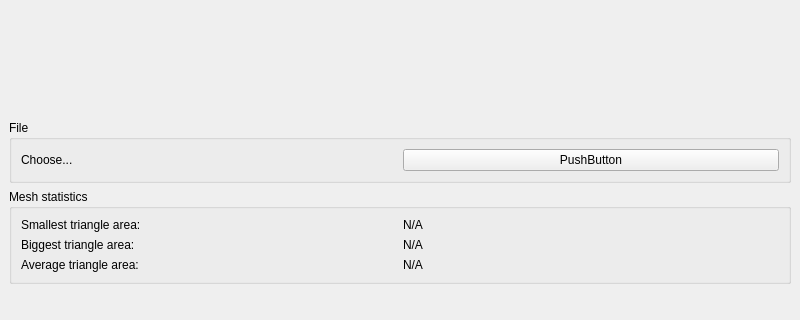
The window that mainwindow.ui (mmstratiev/MeshParser) describes before a commit, drawn with Qt 5; both pictures show x 0 to 800 and y 87 to 407 of the 800 by 600 pixel window.
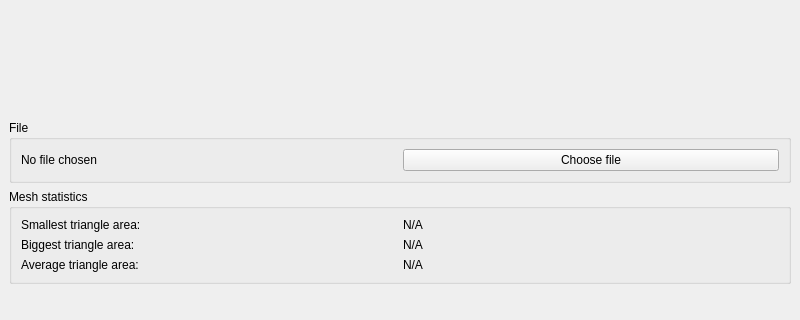
The same window after the commit.

```diff
--- a/mainwindow.ui
+++ b/mainwindow.ui
@@ -40,7 +40,7 @@
        <item>
         <widget class="QLabel" name="label">
          <property name="text">
-          <string>Choose...</string>
+          <string>No file chosen</string>
          </property>
         </widget>
        </item>
@@ -53,7 +53,7 @@
           </sizepolicy>
          </property>
          <property name="text">
-          <string>PushButton</string>
+          <string>Choose file</string>
          </property>
         </widget>
        </item>
```
Left out of the diff: 4 changed lines with no effect on the pictures.
